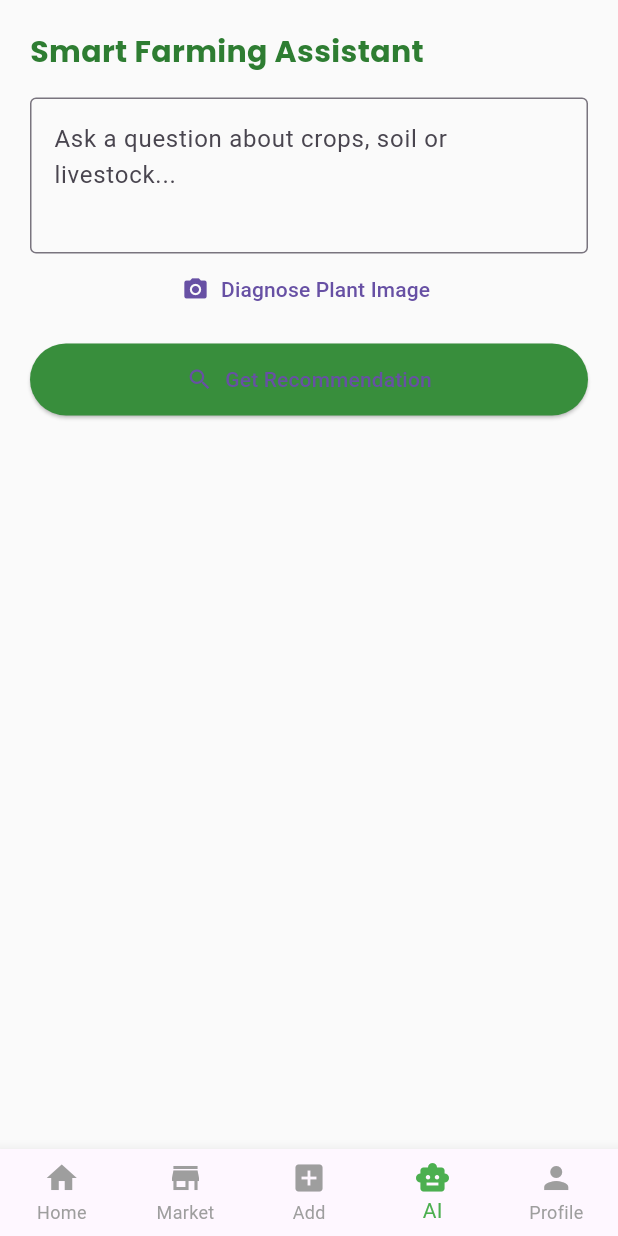
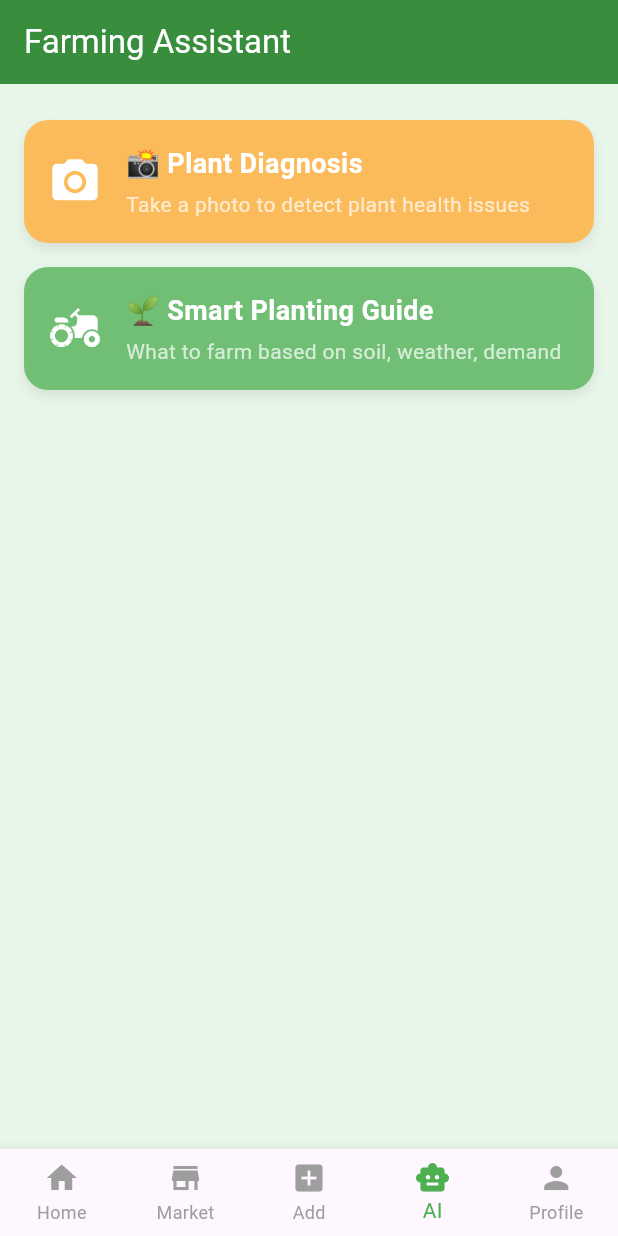
Before and after one commit to Rue-chelle/zim_farm_link, a Flutter app: the screen it shows after launch, item 4 of the bottom bar chosen, on a phone screen of 412 x 824 dp. Run offline on Flutter 3.47's test engine with Material 3 defaults, Android fonts, the phone set to English and light mode, and no system bars; our stand-ins replace google_fonts, image_picker, supabase_flutter; accounts and stored records are empty.

Commit message:
Update assistant_screen.dart

```diff
--- a/lib/views/assistant/assistant_screen.dart
+++ b/lib/views/assistant/assistant_screen.dart
@@ -1,6 +1,7 @@
+
 import 'package:flutter/material.dart';
-import 'package:zimfarmlink/views/assistant/image_diagnosis_screen.dart';
-import 'package:google_fonts/google_fonts.dart';
+import 'package:image_picker/image_picker.dart';
+import 'dart:io';
 
 class SmartAssistantScreen extends StatefulWidget {
   const SmartAssistantScreen({super.key});
@@ -10,96 +11,76 @@ class SmartAssistantScreen extends StatefulWidget {
 }
 
 class _SmartAssistantScreenState extends State<SmartAssistantScreen> {
-  final _controller = TextEditingController();
-  String _response = '';
-  bool _isLoading = false;
+  File? _image;
+  final picker = ImagePicker();
 
-  void _getRecommendation() async {
-    final query = _controller.text.trim();
-    if (query.isEmpty) return;
+  Future<void> pickImage() async {
+    final pickedFile = await picker.pickImage(source: ImageSource.camera);
+    if (pickedFile != null) {
+      setState(() {
+        _image = File(pickedFile.path);
+      });
 
-    setState(() {
-      _isLoading = true;
-      _response = '';
-    });
+      // TODO: Integrate with AI diagnosis model or API
+      ScaffoldMessenger.of(context).showSnackBar(
+        const SnackBar(content: Text("Image picked. Diagnosis coming soon...")),
+      );
+    }
+  }
 
-    // Simulated AI delay (replace with API later)
-    await Future.delayed(const Duration(seconds: 2));
-
-    setState(() {
-      _isLoading = false;
-      _response = '''
-✅ Based on your query:
-
-• Try planting **sorghum or groundnuts** — suited for low rainfall areas.
-• Rotate with **legumes** to improve nitrogen levels.
-• Check soil pH before maize planting.
-• Livestock tip: Add natural grass buffer zones during dry season.
-
-📍Tailored insights coming soon (by region & soil).
-''';
-    });
+  void getRecommendations() {
+    // TODO: Implement actual logic using soil, region, weather, and demand
+    showDialog(
+      context: context,
+      builder: (_) => AlertDialog(
+        title: const Text("Smart Recommendations"),
+        content: const Text("✅ Best crops to plant now:\n\n• Maize\n• Groundnuts\n• Sorghum"),
+        actions: [
+          TextButton(
+            onPressed: () => Navigator.pop(context),
+            child: const Text("Close"),
+          )
+        ],
+      ),
+    );
   }
 
   @override
   Widget build(BuildContext context) {
     return Scaffold(
-      body: Padding(
-        padding: const EdgeInsets.all(20),
-        child: ListView(
+      backgroundColor: Colors.green.shade50,
+      appBar: AppBar(
+        title: const Text("Farming Assistant"),
+        backgroundColor: Colors.green.shade700,
+        foregroundColor: Colors.white,
+        elevation: 0,
+      ),
+      body: AnimatedContainer(
+        duration: const Duration(milliseconds: 300),
+        padding: const EdgeInsets.all(16),
+        child: Column(
           children: [
-            Text(
-              "Smart Farming Assistant",
-              style: GoogleFonts.poppins(
-                fontSize: 20,
-                fontWeight: FontWeight.bold,
-                color: Colors.green.shade800,
-              ),
+            const SizedBox(height: 8),
+            AssistantCard(
+              title: "📸 Plant Diagnosis",
+              subtitle: "Take a photo to detect plant health issues",
+              icon: Icons.camera_alt,
+              color: Colors.orange.shade300,
+              onTap: pickImage,
             ),
             const SizedBox(height: 16),
-            TextFormField(
-              controller: _controller,
-              decoration: const InputDecoration(
-                hintText: 'Ask a question about crops, soil or livestock...',
-                border: OutlineInputBorder(),
-              ),
-              maxLines: 3,
-            ),
-            TextButton.icon(
-              onPressed: () {
-                Navigator.push(
-                  context,
-                  MaterialPageRoute(
-                      builder: (_) => const ImageDiagnosisScreen()),
-                );
-              },
-              icon: const Icon(Icons.camera_alt),
-              label: const Text("Diagnose Plant Image"),
-            ),
-            const SizedBox(height: 12),
-            ElevatedButton.icon(
-              onPressed: _getRecommendation,
-              icon: const Icon(Icons.search),
-              label: const Text("Get Recommendation"),
-              style: ElevatedButton.styleFrom(
-                backgroundColor: Colors.green.shade700,
-                padding: const EdgeInsets.symmetric(vertical: 14),
-              ),
+            AssistantCard(
+              title: "🌱 Smart Planting Guide",
+              subtitle: "What to farm based on soil, weather, demand",
+              icon: Icons.agriculture,
+              color: Colors.green.shade400,
+              onTap: getRecommendations,
             ),
             const SizedBox(height: 20),
-            if (_isLoading)
-              const Center(child: CircularProgressIndicator())
-            else if (_response.isNotEmpty)
-              Container(
-                padding: const EdgeInsets.all(16),
-                decoration: BoxDecoration(
-                  color: Colors.green.shade50,
-                  borderRadius: BorderRadius.circular(12),
-                ),
-                child: Text(
-                  _response,
-                  style: GoogleFonts.poppins(fontSize: 15),
-                ),
+            if (_image != null)
+              ClipRRect(
+                borderRadius: BorderRadius.circular(12),
+                child: Image.file(_image!, height: 180),
               ),
           ],
         ),
@@ -107,3 +88,59 @@ class _SmartAssistantScreenState extends State<SmartAssistantScreen> {
     );
   }
 }
+
+class AssistantCard extends StatelessWidget {
+  final String title;
+  final String subtitle;
+  final IconData icon;
+  final VoidCallback onTap;
+  final Color color;
+
+  const AssistantCard({
+    super.key,
+    required this.title,
+    required this.subtitle,
+    required this.icon,
+    required this.onTap,
+    required this.color,
+  });
+
+  @override
+  Widget build(BuildContext context) {
+    return GestureDetector(
+      onTap: onTap,
+      child: AnimatedContainer(
+        duration: const Duration(milliseconds: 300),
+        padding: const EdgeInsets.all(16),
+        decoration: BoxDecoration(
+          color: color.withOpacity(0.9),
+          borderRadius: BorderRadius.circular(16),
+          boxShadow: [
+            BoxShadow(
+              color: Colors.black.withOpacity(0.08),
+              blurRadius: 6,
+              offset: const Offset(0, 4),
+            ),
+          ],
+        ),
+        child: Row(
+          children: [
+            Icon(icon, size: 36, color: Colors.white),
+            const SizedBox(width: 16),
+            Expanded(
+              child: Column(
+                crossAxisAlignment: CrossAxisAlignment.start,
+                children: [
+                  Text(title,
+                      style: const TextStyle(fontSize: 18, fontWeight: FontWeight.bold, color: Colors.white)),
+                  const SizedBox(height: 4),
+                  Text(subtitle,
+                      style: const TextStyle(fontSize: 14, color: Colors.white70)),
+                ],
+              ),
+            ),
+          ],
+        ),
+      ),
+    );
+  }
```
